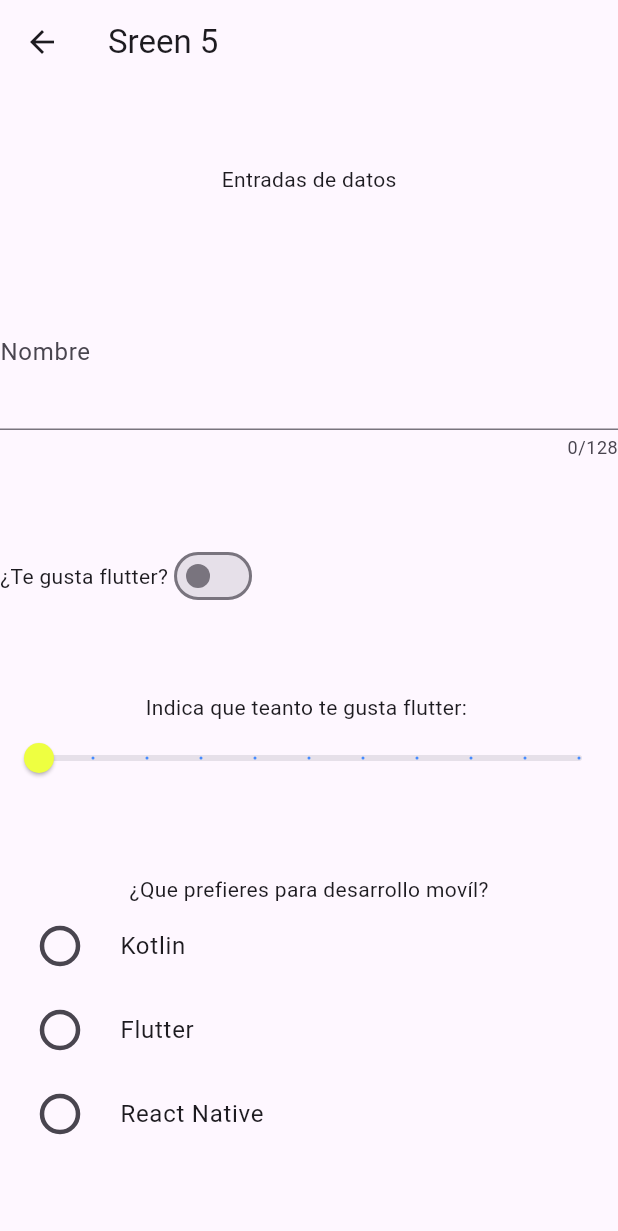
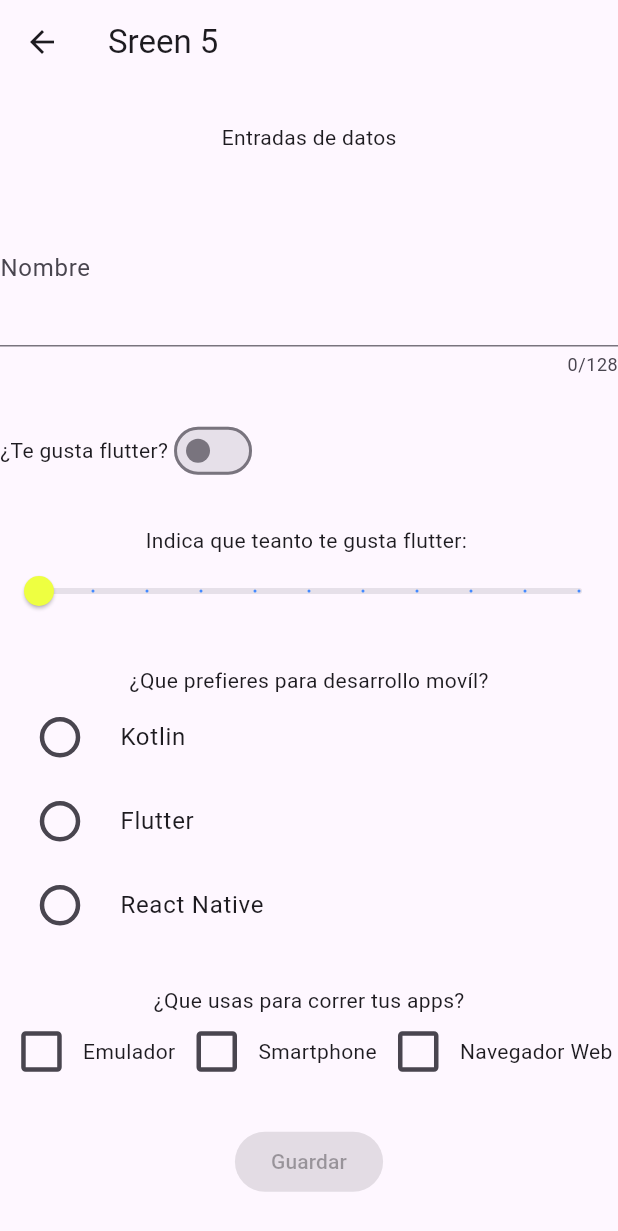
Before and after one commit to JulioCesar10-git/elemento4a26, a Flutter app: the Screen5 screen opened directly, on a phone screen of 412 x 824 dp. Shown: the top 1231 px of the screen. Run offline on Flutter 3.47's test engine with Material 3 defaults, Android fonts, the phone set to English and light mode, and no system bars.

Commit message:
CheckBox

```diff
--- a/lib/screens/screen5.dart
+++ b/lib/screens/screen5.dart
@@ -8,11 +8,14 @@ class Screen5 extends StatefulWidget {
 }
 
 class _Screen5State extends State<Screen5> {
-  // Variables para almacenar los calores de entrada
+  // Variables para almacenar los valores de entrada
   bool _switchValue = false;
   double _sliderValue = 0.0;
-  TextEditingController _textController = TextEditingController();
+  final TextEditingController _textController = TextEditingController();
   int radioSelected = 0;
+  bool _ischecked1 = false;
+  bool _ischecked2 = false;
+  bool _ischecked3 = false;
 
   @override
   Widget build(BuildContext context) {
@@ -27,6 +30,8 @@ class _Screen5State extends State<Screen5> {
           _entradaSwitch(),
           _entradaSlider(),
           _entradaRadio(),
+          _entradaCheck(),
+          ElevatedButton(onPressed: null, child: Text('Guardar')),
         ],
       ),
     );
@@ -151,4 +156,58 @@ class _Screen5State extends State<Screen5> {
       ],
     );
   }
+
+  Column _entradaCheck() {
+    final Text pregunta = Text('¿Que usas para correr tus apps?');
+    final Row checks = Row(
+      mainAxisAlignment: MainAxisAlignment.spaceEvenly,
+      children: [
+        // CheckBox 1
+        Transform.scale(
+          scale: 1.5,
+          child: Checkbox(
+            value: _ischecked1,
+            onChanged: (value) {
+              setState(() {
+                _ischecked1 = value!;
+                print('Cehckbox 1: $_ischecked1');
+              });
+            },
+          ),
+        ),
+        Text('Emulador'),
+
+        // ChecKBox 2
+        Transform.scale(
+          scale: 1.5,
+          child: Checkbox(
+            value: _ischecked2,
+            onChanged: (value) {
+              setState(() {
+                _ischecked2 = value!;
+                print('Cehckbox 2: $_ischecked2');
+              });
+            },
+          ),
+        ),
+        Text('Smartphone'),
+
+        // CheckBox 3
+        Transform.scale(
+          scale: 1.5,
+          child: Checkbox(
+            value: _ischecked3,
+            onChanged: (value) {
+              setState(() {
+                _ischecked3 = value!;
+                print('Cehckbox 3: $_ischecked3');
+              });
+            },
+          ),
+        ),
+        Text('Navegador Web'),
+      ],
+    );
+    return Column(children: [pregunta, checks]);
+  }
 }
```
Also changed, not shown: lib/theme/app_theme.dart (added).
